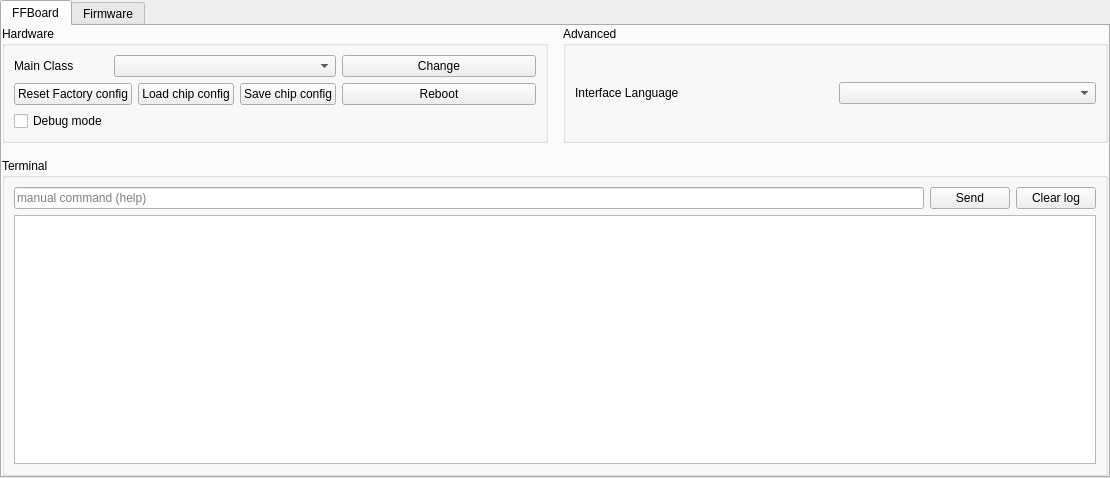
Ultrawipf/OpenFFBoard-configurator, file res/settings_serial.ui: the form before one commit.
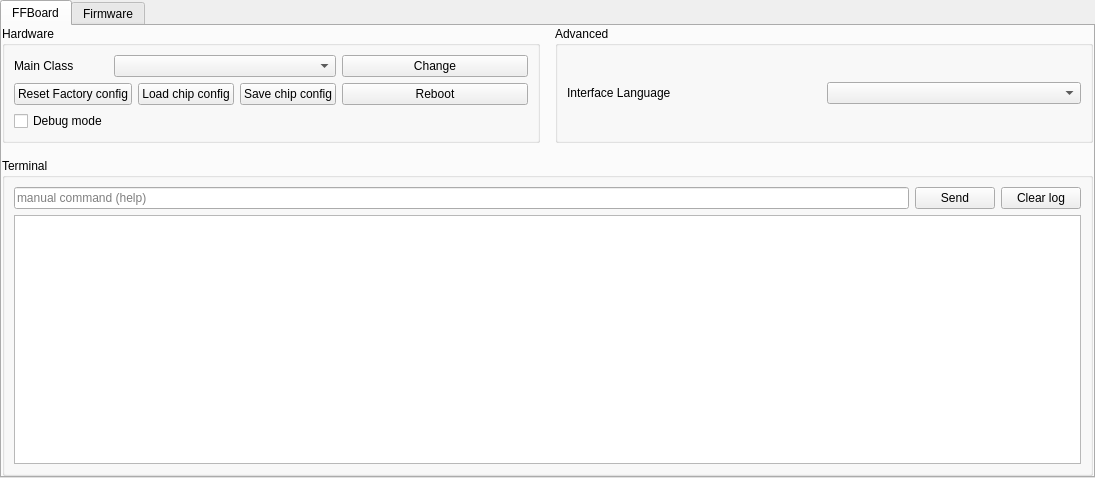
The form after the commit.

Commit message: fix: UI on white theme windows

```diff
--- a/res/settings_serial.ui
+++ b/res/settings_serial.ui
@@ -6,7 +6,7 @@
    <rect>
     <x>0</x>
     <y>0</y>
-    <width>1110</width>
+    <width>1055</width>
     <height>478</height>
    </rect>
   </property>
```
The commit also changes 3 other files.
